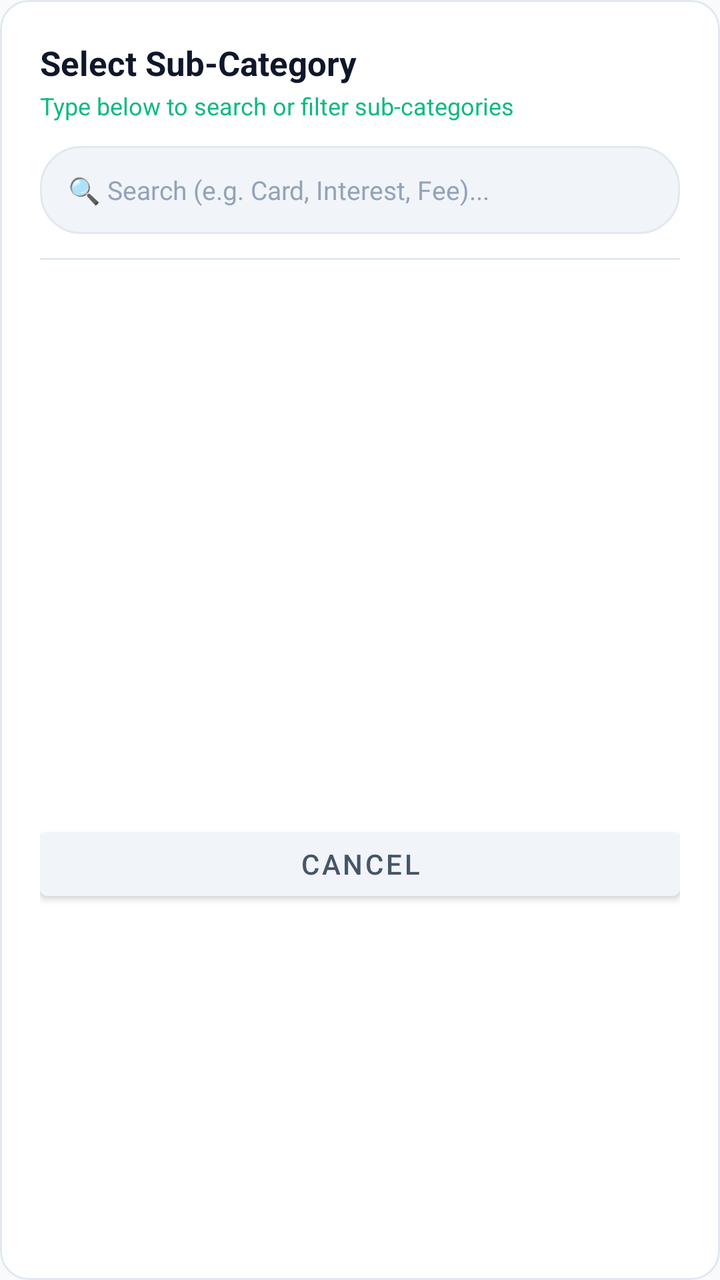
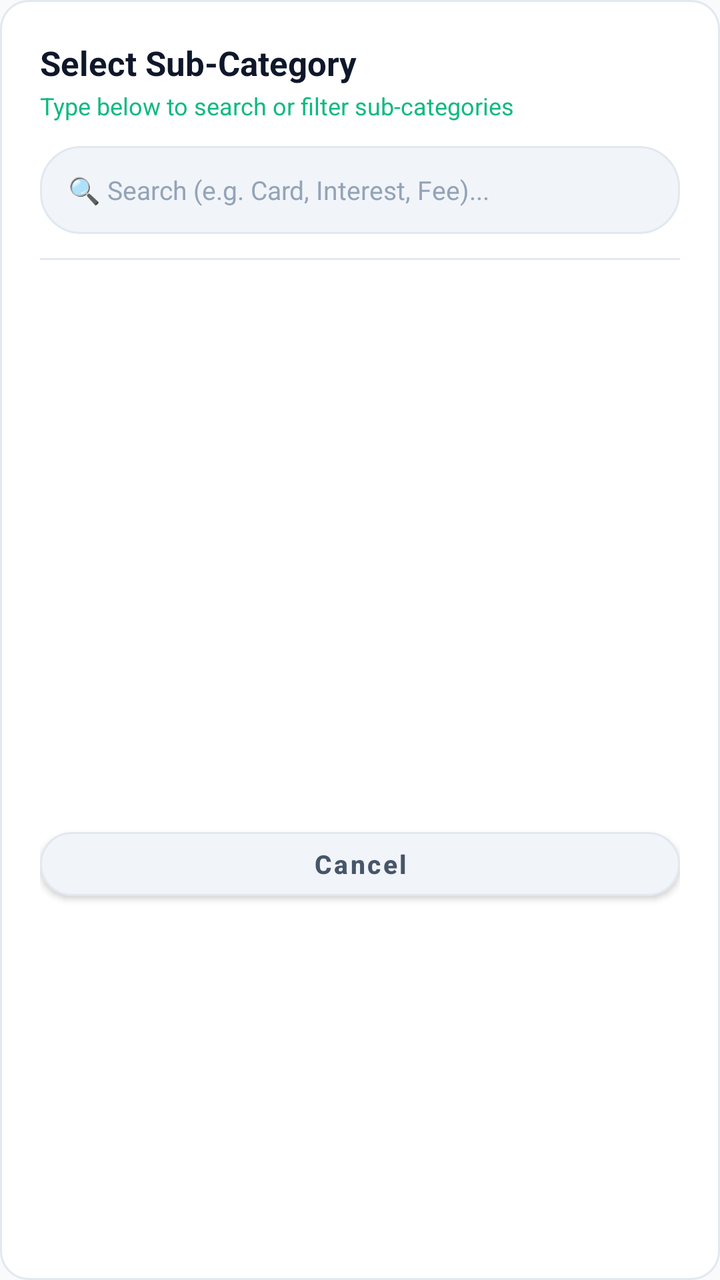

Screens rendered from an Android XML layout before and after an edit, with the pre-edit source and the edit as a unified diff.
<!-- AndroidManifest.xml: application theme AppTheme -->
<!-- res/layout/dialog_select_subcategory.xml -->
<?xml version="1.0" encoding="utf-8"?>
<LinearLayout xmlns:android="http://schemas.android.com/apk/res/android"
    android:layout_width="match_parent"
    android:layout_height="wrap_content"
    android:orientation="vertical"
    android:background="@drawable/bg_card"
    android:padding="20dp">

    <TextView
        android:layout_width="wrap_content"
        android:layout_height="wrap_content"
        android:text="Select Sub-Category"
        android:textColor="@color/text_primary"
        android:textSize="17sp"
        android:textStyle="bold" />

    <TextView
        android:layout_width="wrap_content"
        android:layout_height="wrap_content"
        android:layout_marginTop="2dp"
        android:text="Type below to search or filter sub-categories"
        android:textColor="@color/green_mint"
        android:textSize="12sp" />

    
    <EditText
        android:id="@+id/etSearchSubCategoryQuery"
        android:layout_width="match_parent"
        android:layout_height="44dp"
        android:layout_marginTop="12dp"
        android:background="@drawable/bg_pill_dark"
        android:hint="🔍 Search (e.g. Card, Interest, Fee)..."
        android:textColorHint="@color/text_muted"
        android:textColor="@color/text_primary"
        android:textSize="13sp"
        android:singleLine="true"
        android:paddingStart="14dp"
        android:paddingEnd="14dp" />

    <View
        android:layout_width="match_parent"
        android:layout_height="1dp"
        android:background="@color/border_dark"
        android:layout_marginTop="12dp"
        android:layout_marginBottom="8dp" />

    <ScrollView
        android:layout_width="match_parent"
        android:layout_height="260dp"
        android:scrollbars="vertical"
        android:overScrollMode="ifContentScrolls">

        <LinearLayout
            android:id="@+id/layoutSubCategoryItems"
            android:layout_width="match_parent"
            android:layout_height="wrap_content"
            android:orientation="vertical" />
    </ScrollView>

    <Button
        android:id="@+id/btnSubCategoryDialogCancel"
        android:layout_width="match_parent"
        android:layout_height="44dp"
        android:layout_marginTop="12dp"
        android:backgroundTint="@color/bg_card_secondary"
        android:text="Cancel"
        android:textColor="@color/text_secondary" />
</LinearLayout>
<!-- resources referenced by this layout -->
<resources>
  <color name="bg_card_secondary">#F1F5F9</color>
  <color name="border_dark">#E2E8F0</color>
  <color name="green_mint">#10B981</color>
  <color name="text_muted">#94A3B8</color>
  <color name="text_primary">#0F172A</color>
  <color name="text_secondary">#475569</color>
  <!-- drawable bg_card (drawable) -->
  <?xml version="1.0" encoding="utf-8"?>
  <shape xmlns:android="http://schemas.android.com/apk/res/android"
      android:shape="rectangle">
      <solid android:color="@color/bg_card" />
      <corners android:radius="14dp" />
      <stroke
          android:width="1dp"
          android:color="@color/border_dark" />
  </shape>
  <!-- drawable bg_pill_dark (drawable) -->
  <?xml version="1.0" encoding="utf-8"?>
  <shape xmlns:android="http://schemas.android.com/apk/res/android"
      android:shape="rectangle">
      <solid android:color="@color/bg_card_secondary" />
      <corners android:radius="20dp" />
      <stroke
          android:width="1dp"
          android:color="@color/border_dark" />
  </shape>
  <style name="AppTheme" parent="Theme.MaterialComponents.DayNight.NoActionBar">
          <item name="colorPrimary">@color/colorPrimary</item>
          <item name="colorPrimaryDark">@color/colorPrimaryDark</item>
          <item name="colorAccent">@color/colorAccent</item>
          <item name="android:windowBackground">@color/bg_dark</item>
          <item name="android:statusBarColor">@color/bg_dark</item>
          <item name="android:navigationBarColor">@color/nav_bottom_bg</item>
          <item name="android:textColorPrimary">@color/text_primary</item>
          <item name="android:textColorSecondary">@color/text_secondary</item>
          <item name="android:windowLightStatusBar">true</item>
      </style>
  <color name="bg_card">#FFFFFF</color>
  <color name="colorPrimary">#059669</color>
  <color name="colorPrimaryDark">#F1F5F9</color>
  <color name="colorAccent">#059669</color>
  <color name="bg_dark">#F8FAFC</color>
  <color name="nav_bottom_bg">#FFFFFF</color>
</resources>

<!-- the commit's change to res/layout/dialog_select_subcategory.xml (unified diff, before → after) -->
@@ -1,5 +1,6 @@
 <?xml version="1.0" encoding="utf-8"?>
 <LinearLayout xmlns:android="http://schemas.android.com/apk/res/android"
+    xmlns:app="http://schemas.android.com/apk/res-auto"
     android:layout_width="match_parent"
     android:layout_height="wrap_content"
     android:orientation="vertical"
@@ -57,12 +58,18 @@
             android:orientation="vertical" />
     </ScrollView>
 
-    <Button
+    <com.google.android.material.button.MaterialButton
         android:id="@+id/btnSubCategoryDialogCancel"
         android:layout_width="match_parent"
         android:layout_height="44dp"
         android:layout_marginTop="12dp"
-        android:backgroundTint="@color/bg_card_secondary"
+        app:cornerRadius="22dp"
+        app:backgroundTint="@color/bg_card_secondary"
+        app:strokeColor="@color/border_dark"
+        app:strokeWidth="1dp"
         android:text="Cancel"
-        android:textColor="@color/text_secondary" />
+        android:textColor="@color/text_secondary"
+        android:textSize="13sp"
+        android:textStyle="bold"
+        android:textAllCaps="false" />
 </LinearLayout>
<!-- resource entries referenced after the edit -->
@@ -36,6 +36,7 @@
           <item name="android:textColorPrimary">@color/text_primary</item>
           <item name="android:textColorSecondary">@color/text_secondary</item>
           <item name="android:windowLightStatusBar">true</item>
+          <item name="bottomSheetDialogTheme">@style/FinMngrBottomSheetDialogTheme</item>
       </style>
   <color name="bg_card">#FFFFFF</color>
   <color name="colorPrimary">#059669</color>
@@ -43,5 +44,11 @@
   <color name="colorAccent">#059669</color>
   <color name="bg_dark">#F8FAFC</color>
   <color name="nav_bottom_bg">#FFFFFF</color>
+  <style name="FinMngrBottomSheetDialogTheme" parent="ThemeOverlay.MaterialComponents.BottomSheetDialog">
+          <item name="bottomSheetStyle">@style/FinMngrBottomSheetModal</item>
+      </style>
+  <style name="FinMngrBottomSheetModal" parent="Widget.MaterialComponents.BottomSheet.Modal">
+          <item name="android:background">@android:color/transparent</item>
+      </style>
 </resources>
 
